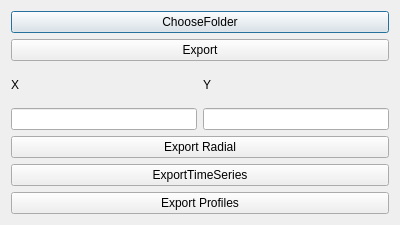
Qt form importmoisturedata.ui (ArashMassoudieh/DryWellScriptGenerator) before a commit.
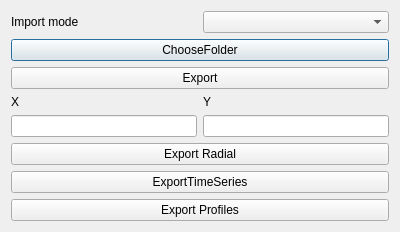
The same form after that commit.

Commit message: Add import mode selector UI for moisture data dialog

The edit to the form file:
```diff
--- a/importmoisturedata.ui
+++ b/importmoisturedata.ui
@@ -14,6 +14,20 @@
    <string>Dialog</string>
   </property>
   <layout class="QVBoxLayout" name="verticalLayout">
+   <item>
+    <layout class="QHBoxLayout" name="modeLayout">
+     <item>
+      <widget class="QLabel" name="modeLabel">
+       <property name="text">
+        <string>Import mode</string>
+       </property>
+      </widget>
+     </item>
+     <item>
+      <widget class="QComboBox" name="modeCombo"/>
+     </item>
+    </layout>
+   </item>
    <item>
     <widget class="QPushButton" name="ChooseFolder">
      <property name="text">
```
The commit also changes 40 other files.
